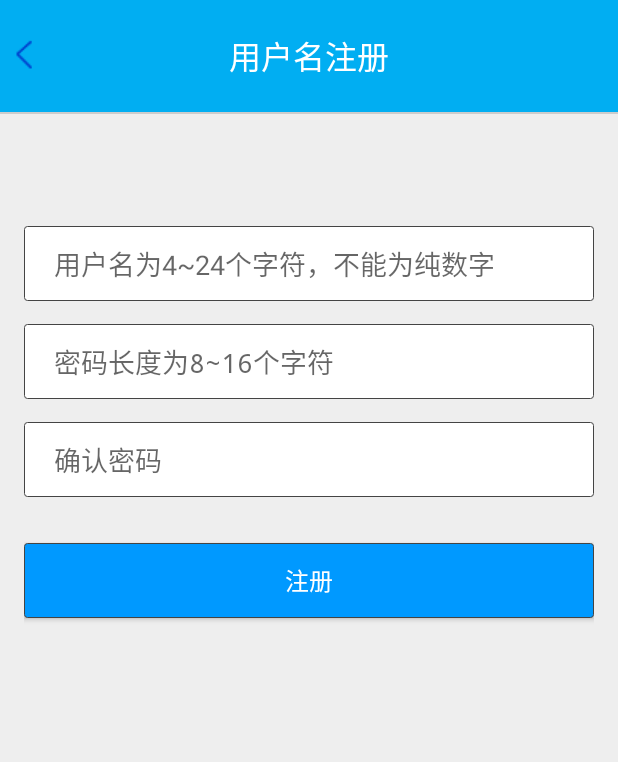
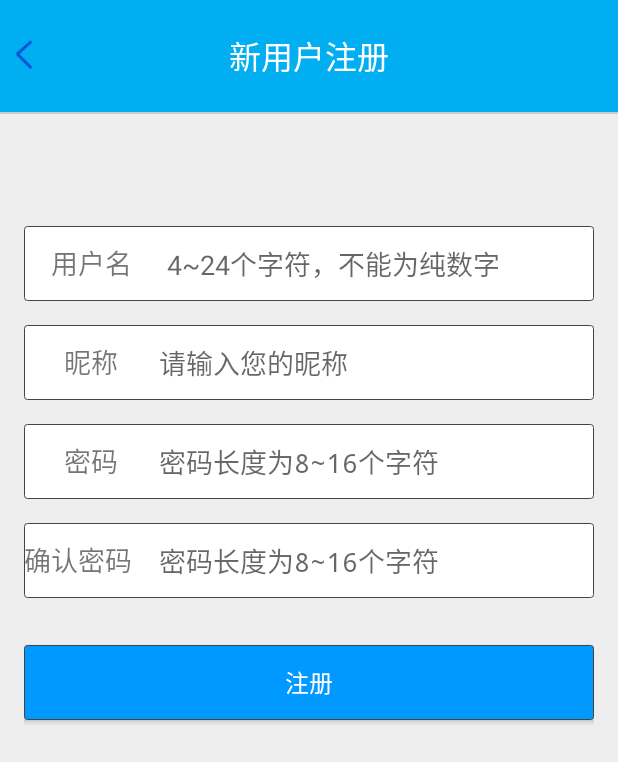
Before and after one commit to IKnowYouKnow/BenLive, an Android app: the RegisterActivity screen opened directly, with no data from a screen before it, on a phone screen of 412 x 824 dp. Shown: the top 762 px of the screen. Run offline under Robolectric (Android 15) with nearby library versions, the phone set to English and light mode, and no system bars; libraries missing offline, so code that uses them is left out: com.tencent, com.tencent.ilivesdk, com.tencent.imsdk; network calls fail; 2 statements that could not run were skipped.

Commit message:
修改注册页面布局

```diff
--- a/app/src/main/res/layout/activity_independent_register.xml
+++ b/app/src/main/res/layout/activity_independent_register.xml
@@ -1,10 +1,8 @@
 <LinearLayout xmlns:android="http://schemas.android.com/apk/res/android"
-    xmlns:tools="http://schemas.android.com/tools"
     android:orientation="vertical"
     android:layout_width="match_parent"
     android:layout_height="match_parent"
-    android:background="@color/tencent_tls_ui_background"
-    tools:context=".IndependentRegisterActivity">
+    android:background="@color/tencent_tls_ui_background">
 
     <RelativeLayout
         android:orientation="horizontal"
@@ -47,37 +45,89 @@
         android:paddingRight="@dimen/tencent_tls_ui_activity_horizontal_margin"
         android:layout_weight="9">
 
+        <LinearLayout
+            android:orientation="horizontal"
+            android:layout_width="match_parent"
+            android:layout_height="wrap_content"
+            android:layout_marginBottom="@dimen/activity_vertical_margin"
+            android:background="@drawable/tencent_tls_ui_rounded_rectangle_normal">
+            <TextView
+                android:layout_width="90dp"
+                android:gravity="center_horizontal"
+                android:layout_height="wrap_content"
+                android:text="用户名"
+                android:layout_marginRight="5dp"
+                android:textSize="18sp"/>
             <EditText
                 android:id="@+id/username"
                 android:layout_width="fill_parent"
                 android:layout_height="@dimen/tencent_tls_ui_edittext_height"
-            android:paddingLeft="@dimen/tencent_tls_ui_edittext_leftpadding"
-            android:layout_marginBottom="@dimen/tencent_tls_ui_edittext_margin"
-            android:background="@drawable/tencent_tls_ui_rounded_rectangle_normal"
                 android:singleLine="true"
-            android:hint="用户名为4~24个字符，不能为纯数字"/>
-
+                android:background="#0fff"
+                android:hint="4~24个字符，不能为纯数字"/>
+        </LinearLayout>
+        <LinearLayout
+            android:orientation="horizontal"
+            android:layout_width="match_parent"
+            android:layout_height="wrap_content"
+            android:layout_marginBottom="@dimen/activity_vertical_margin"
+            android:background="@drawable/tencent_tls_ui_rounded_rectangle_normal">
+            <TextView
+                android:layout_width="90dp"
+                android:gravity="center_horizontal"
+                android:layout_height="wrap_content"
+                android:text="昵称"
+                android:textSize="18sp"/>
+            <EditText
+                android:id="@+id/nick"
+                android:layout_width="fill_parent"
+                android:background="#0fff"
+                android:layout_height="@dimen/tencent_tls_ui_edittext_height"
+                android:singleLine="true"
+                android:hint="请输入您的昵称"/>
+        </LinearLayout>
+        <LinearLayout
+            android:orientation="horizontal"
+            android:layout_width="match_parent"
+            android:layout_height="wrap_content"
+            android:layout_marginBottom="@dimen/activity_vertical_margin"
+            android:background="@drawable/tencent_tls_ui_rounded_rectangle_normal">
+            <TextView
+                android:layout_width="90dp"
+                android:gravity="center_horizontal"
+                android:layout_height="wrap_content"
+                android:text="密码"
+                android:textSize="18sp"/>
             <EditText
                 android:id="@+id/password"
                 android:layout_width="fill_parent"
                 android:layout_height="@dimen/tencent_tls_ui_edittext_height"
-            android:paddingLeft="@dimen/tencent_tls_ui_edittext_leftpadding"
-            android:layout_marginBottom="@dimen/tencent_tls_ui_edittext_margin"
-            android:background="@drawable/tencent_tls_ui_rounded_rectangle_normal"
+                android:singleLine="true"
+                android:background="#0fff"
                 android:inputType="textPassword"
-            android:singleLine="true"
                 android:hint="密码长度为8~16个字符"/>
+        </LinearLayout>
+        <LinearLayout
+            android:orientation="horizontal"
+            android:layout_width="match_parent"
+            android:layout_height="wrap_content"
+            android:layout_marginBottom="@dimen/activity_vertical_margin"
+            android:background="@drawable/tencent_tls_ui_rounded_rectangle_normal">
+            <TextView
+                android:layout_width="90dp"
+                android:layout_height="wrap_content"
+                android:text="确认密码"
+                android:textSize="18sp"/>
 
             <EditText
                 android:id="@+id/repassword"
                 android:layout_width="fill_parent"
                 android:layout_height="@dimen/tencent_tls_ui_edittext_height"
-            android:paddingLeft="@dimen/tencent_tls_ui_edittext_leftpadding"
-            android:layout_marginBottom="@dimen/tencent_tls_ui_edittext_margin"
-            android:background="@drawable/tencent_tls_ui_rounded_rectangle_normal"
+                android:singleLine="true"
+                android:background="#0fff"
                 android:inputType="textPassword"
-            android:singleLine="true"
-            android:hint="确认密码"/>
+                android:hint="密码长度为8~16个字符"/>
+        </LinearLayout>
 
         <Button
             android:id="@+id/btn_register"
@@ -93,5 +143,4 @@
     </LinearLayout>
 
 
-
 </LinearLayout>
--- a/app/src/main/res/values/strings.xml
+++ b/app/src/main/res/values/strings.xml
@@ -5,7 +5,7 @@
     <string name="title_activity_login">LoginActivity</string>
     <string name="title_activity_register">RegisterActivity</string>
     <string name="tencent_tls_ui_independentLoginTitle">登录</string>
-    <string name="tencent_tls_ui_independentRegisterTitle">用户名注册</string>
+    <string name="tencent_tls_ui_independentRegisterTitle">新用户注册</string>
     <string name="title_living">是否回到上次直播</string>
     <string name="action_settings">settings</string>
 
```
Lines whose indentation alone changed are shown as unchanged.
